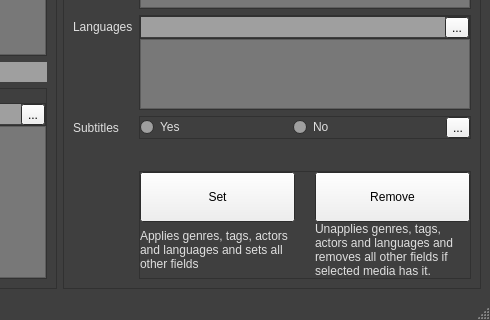
Qt form ui/batch_edit_ui.ui (rexosorous/media-organizer) before a commit; both pictures show x 547 to 1037 and y 522 to 842 of the 1037 by 842 pixel window.
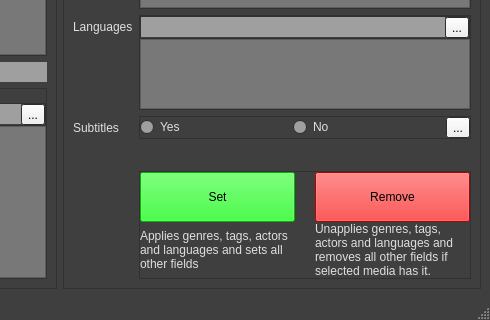
The same form after that commit.

What changed in the file:
```diff
--- a/ui/batch_edit_ui.ui
+++ b/ui/batch_edit_ui.ui
@@ -977,6 +977,9 @@
               <height>50</height>
              </size>
             </property>
+            <property name="styleSheet">
+             <string notr="true">background:rgb(0, 255, 0);</string>
+            </property>
             <property name="text">
              <string>Set</string>
             </property>
@@ -990,6 +993,9 @@
               <height>50</height>
              </size>
             </property>
+            <property name="styleSheet">
+             <string notr="true">background:rgb(255, 0, 0);</string>
+            </property>
             <property name="text">
              <string>Remove</string>
             </property>
```
